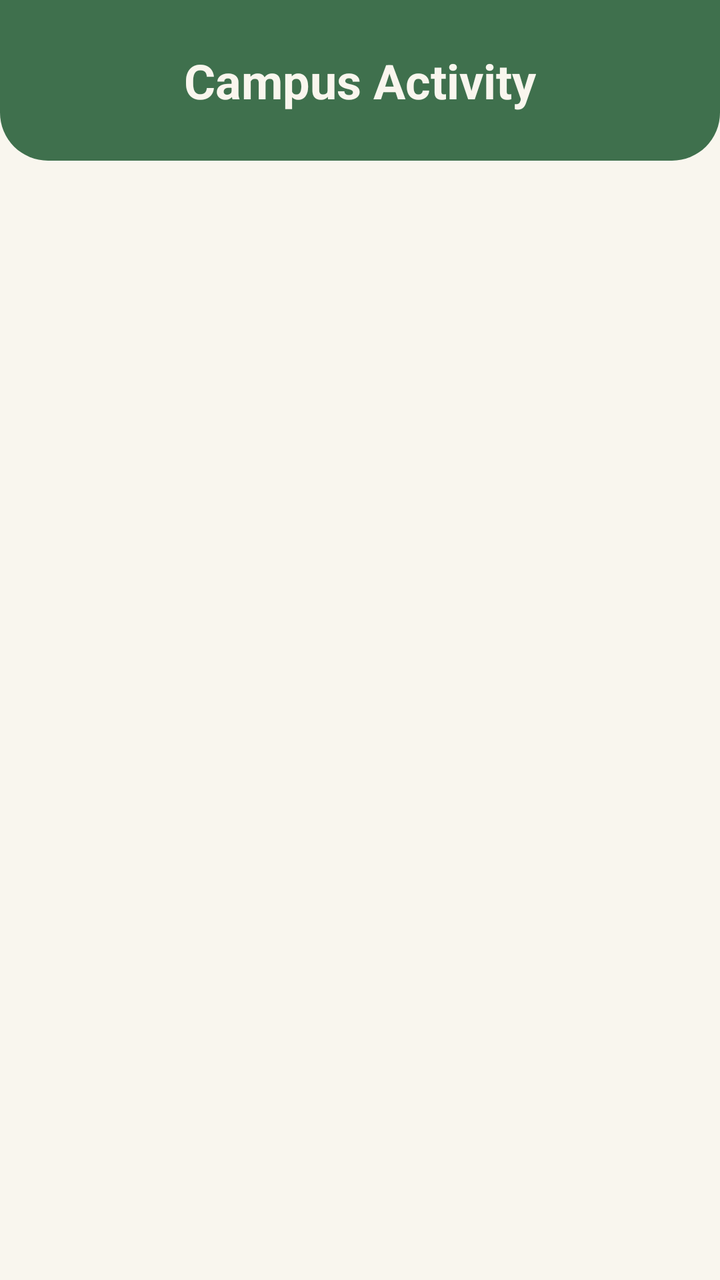
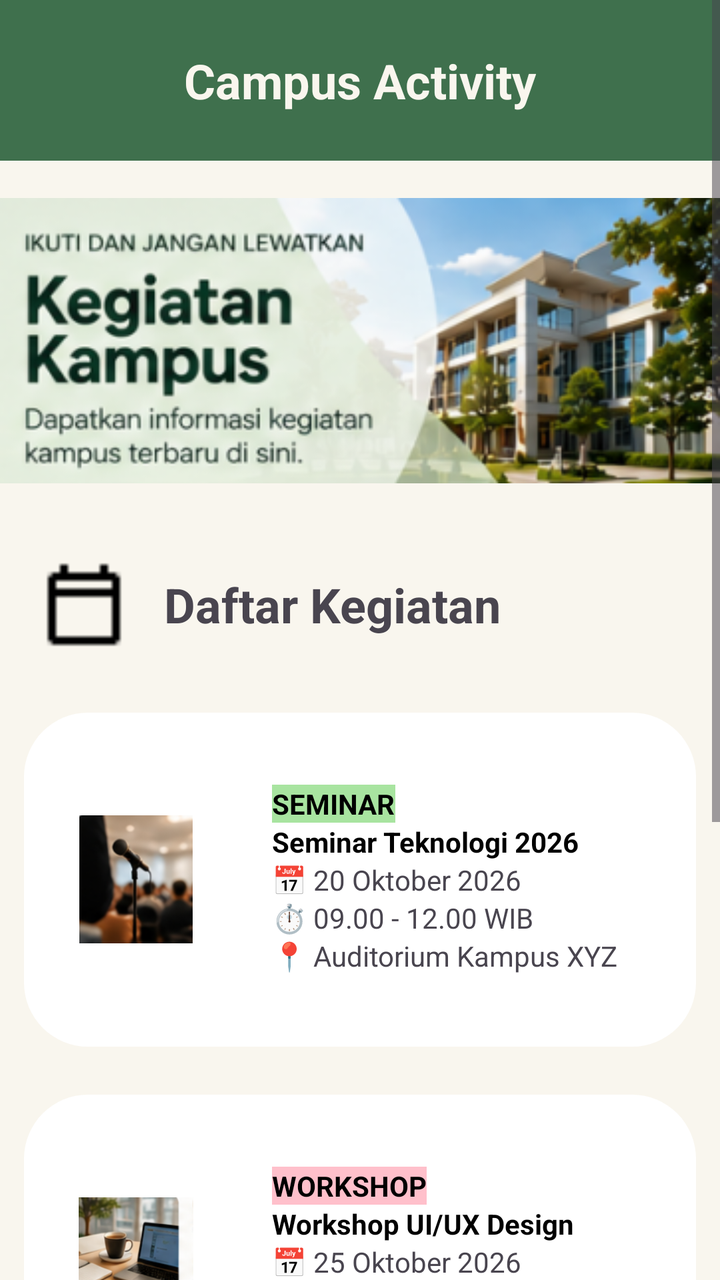

Before-and-after screenshots of an Android layout around one commit, followed by the original layout XML and the change that was made.
<!-- AndroidManifest.xml: application theme Theme.LatihanUTSPart1 -->
<!-- res/layout/activity_main.xml -->
<?xml version="1.0" encoding="utf-8"?>
<ScrollView
    xmlns:tools="http://schemas.android.com/tools"
    xmlns:android="http://schemas.android.com/apk/res/android"
    android:layout_width="match_parent"
    android:layout_height="match_parent"
    tools:context=".MainActivity"
    android:background="#F9F6EE">
    <LinearLayout
        android:layout_width="match_parent"
        android:layout_height="wrap_content"
        android:orientation="vertical"
        android:id="@+id/main">
        <LinearLayout
            android:layout_width="match_parent"
            android:layout_height="wrap_content"
            android:background="@drawable/bg_header"
            android:padding="24dp"
            android:orientation="vertical">
            <TextView
                android:layout_width="wrap_content"
                android:layout_height="wrap_content"
                android:text="Campus Activity"
                android:textColor="#F9F6EE"
                android:textSize="24sp"
                android:textStyle="bold"
                android:layout_gravity="center">
            </TextView>
        </LinearLayout>

    </LinearLayout>
</ScrollView>
<!-- resources referenced by this layout -->
<resources>
  <!-- drawable bg_header (drawable) -->
  <?xml version="1.0" encoding="utf-8"?>
  <shape
      xmlns:android="http://schemas.android.com/apk/res/android"
      android:shape="rectangle">
      <corners
          android:bottomLeftRadius="24dp"
          android:bottomRightRadius="24dp">
      </corners>
      <solid
          android:color="#3F704D">
      </solid>
  </shape>
  <style name="Theme.LatihanUTSPart1" parent="Base.Theme.LatihanUTSPart1" />
  <style name="Base.Theme.LatihanUTSPart1" parent="Theme.Material3.DayNight.NoActionBar">
          
          
      </style>
</resources>

<!-- the commit's change to res/layout/activity_main.xml (unified diff, before → after) -->
@@ -28,5 +28,232 @@
             </TextView>
         </LinearLayout>
 
+        <ImageView
+            android:layout_width="match_parent"
+            android:layout_height="wrap_content"
+            android:src="@drawable/img"
+            android:layout_marginTop="18dp">
+        </ImageView>
+
+        <LinearLayout
+            android:layout_width="match_parent"
+            android:layout_height="wrap_content"
+            android:orientation="horizontal"
+            android:padding="18dp"
+            android:layout_marginTop="18dp"
+            android:gravity="center_vertical">
+            <ImageView
+                android:layout_width="48dp"
+                android:layout_height="48dp"
+                android:src="@drawable/calendar">
+            </ImageView>
+            <TextView
+                android:layout_width="wrap_content"
+                android:layout_height="wrap_content"
+                android:text="Daftar Kegiatan"
+                android:textStyle="bold"
+                android:textSize="24dp"
+                android:layout_marginLeft="16dp">
+            </TextView>
+        </LinearLayout>
+
+        <LinearLayout
+            android:layout_width="match_parent"
+            android:layout_height="wrap_content"
+            android:id="@+id/seminar"
+            android:padding="24dp"
+            android:layout_marginLeft="12dp"
+            android:layout_marginRight="12dp"
+            android:orientation="horizontal"
+            android:gravity="center_vertical"
+            android:layout_marginVertical="12dp"
+            android:background="@drawable/bg_card">
+            <ImageView
+                android:layout_width="64dp"
+                android:layout_height="64dp"
+                android:src="@drawable/seminar">
+            </ImageView>
+            <LinearLayout
+                android:layout_width="wrap_content"
+                android:layout_height="wrap_content"
+                android:layout_marginLeft="24dp"
+                android:orientation="vertical"
+                android:padding="12dp">
+                <TextView
+                    android:layout_width="wrap_content"
+                    android:layout_height="wrap_content"
+                    android:text="SEMINAR"
+                    android:background="#A8E4A0"
+                    android:textColor="@color/black"
+                    android:textStyle="bold">
+                </TextView>
+                <TextView
+                    android:layout_width="wrap_content"
+                    android:layout_height="wrap_content"
+                    android:text="Seminar Teknologi 2026"
+                    android:textStyle="bold"
+                    android:textColor="@color/black">
+                </TextView>
+                <TextView
+                    android:layout_width="wrap_content"
+                    android:layout_height="wrap_content"
+                    android:text="📅 20 Oktober 2026">
+                </TextView>
+                <TextView
+                    android:layout_width="wrap_content"
+                    android:layout_height="wrap_content"
+                    android:text="⏱️ 09.00 - 12.00 WIB">
+                </TextView>
+                <TextView
+                    android:layout_width="wrap_content"
+                    android:layout_height="wrap_content"
+                    android:text="📍 Auditorium Kampus XYZ">
+                </TextView>
+
+
+            </LinearLayout>
+
+        </LinearLayout>
+        <LinearLayout
+            android:layout_width="match_parent"
+            android:layout_height="wrap_content"
+            android:id="@+id/workshop"
+            android:padding="24dp"
+            android:layout_marginLeft="12dp"
+            android:layout_marginRight="12dp"
+            android:orientation="horizontal"
+            android:gravity="center_vertical"
+            android:layout_marginVertical="12dp"
+            android:background="@drawable/bg_card">
+            <ImageView
+                android:layout_width="64dp"
+                android:layout_height="64dp"
+                android:src="@drawable/workshop">
+            </ImageView>
+            <LinearLayout
+                android:layout_width="wrap_content"
+                android:layout_height="wrap_content"
+                android:layout_marginLeft="24dp"
+                android:orientation="vertical"
+                android:padding="12dp">
+                <TextView
+                    android:layout_width="wrap_content"
+                    android:layout_height="wrap_content"
+                    android:text="WORKSHOP"
+                    android:background="#FFC0CB"
+                    android:textColor="@color/black"
+                    android:textStyle="bold">
+                </TextView>
+                <TextView
+                    android:layout_width="wrap_content"
+                    android:layout_height="wrap_content"
+                    android:text="Workshop UI/UX Design"
+                    android:textStyle="bold"
+                    android:textColor="@color/black">
+                </TextView>
+                <TextView
+                    android:layout_width="wrap_content"
+                    android:layout_height="wrap_content"
+                    android:text="📅 25 Oktober 2026">
+                </TextView>
+                <TextView
+                    android:layout_width="wrap_content"
+                    android:layout_height="wrap_content"
+                    android:text="⏱️ 13.00 - 16.00 WIB">
+                </TextView>
+                <TextView
+                    android:layout_width="wrap_content"
+                    android:layout_height="wrap_content"
+                    android:text="📍 Lab Komputer Lt. 3">
+                </TextView>
+
+
+            </LinearLayout>
+
+        </LinearLayout>
+        <LinearLayout
+            android:layout_width="match_parent"
+            android:layout_height="wrap_content"
+            android:id="@+id/event"
+            android:padding="24dp"
+            android:layout_marginLeft="12dp"
+            android:layout_marginRight="12dp"
+            android:orientation="horizontal"
+            android:gravity="center_vertical"
+            android:layout_marginVertical="12dp"
+            android:background="@drawable/bg_card">
+            <ImageView
+                android:layout_width="64dp"
+                android:layout_height="64dp"
+                android:src="@drawable/event">
+            </ImageView>
+            <LinearLayout
+                android:layout_width="wrap_content"
+                android:layout_height="wrap_content"
+                android:layout_marginLeft="24dp"
+                android:orientation="vertical"
+                android:padding="12dp">
+                <TextView
+                    android:layout_width="wrap_content"
+                    android:layout_height="wrap_content"
+                    android:text="EVENT"
+                    android:background="#87CEEB"
+                    android:textColor="@color/black"
+                    android:textStyle="bold">
+                </TextView>
+                <TextView
+                    android:layout_width="wrap_content"
+                    android:layout_height="wrap_content"
+                    android:text="Campus Fair 2026"
+                    android:textStyle="bold"
+                    android:textColor="@color/black">
+                </TextView>
+                <TextView
+                    android:layout_width="wrap_content"
+                    android:layout_height="wrap_content"
+                    android:text="📅 28 Oktober 2026">
+                </TextView>
+                <TextView
+                    android:layout_width="wrap_content"
+                    android:layout_height="wrap_content"
+                    android:text="⏱️ 08.00 - 15.00 WIB">
+                </TextView>
+                <TextView
+                    android:layout_width="wrap_content"
+                    android:layout_height="wrap_content"
+                    android:text="📍 Lapangan Kampus XYZ">
+                </TextView>
+            </LinearLayout>
+
+        </LinearLayout>
+
+        <LinearLayout
+            android:layout_width="match_parent"
+            android:layout_height="wrap_content"
+            android:weightSum="10"
+            android:orientation="horizontal"
+            android:padding="12dp">
+            <Button
+                android:layout_width="0dp"
+                android:layout_height="wrap_content"
+                android:layout_weight="5"
+                android:layout_marginHorizontal="5dp"
+                android:id="@+id/about"
+                android:backgroundTint="@color/white"
+                android:text="ℹ️ Tentang Aplikasi"
+                android:textColor="@color/black">
+            </Button>
+            <Button
+                android:layout_width="0dp"
+                android:layout_height="wrap_content"
+                android:layout_weight="5"
+                android:layout_marginHorizontal="5dp"
+                android:id="@+id/call"
+                android:backgroundTint="#3F704D"
+                android:textColor="@color/white"
+                android:text="📧 Hubungi Developer">
+            </Button>
+        </LinearLayout>
+
     </LinearLayout>
 </ScrollView>
<!-- resource entries referenced after the edit -->
@@ -1,18 +1,33 @@
 <!-- resources referenced by this layout -->
 <resources>
+  <color name="black">#FF000000</color>
+  <color name="white">#FFFFFFFF</color>
+  <!-- drawable bg_card (drawable) -->
+  <?xml version="1.0" encoding="utf-8"?>
+  <shape
+      xmlns:android="http://schemas.android.com/apk/res/android"
+      android:shape="rectangle">
+      <solid
+          android:color="@android:color/white">
+      </solid>
+      <corners
+          android:radius="32dp">
+      </corners>
+  </shape>
   <!-- drawable bg_header (drawable) -->
   <?xml version="1.0" encoding="utf-8"?>
   <shape
       xmlns:android="http://schemas.android.com/apk/res/android"
       android:shape="rectangle">
-      <corners
-          android:bottomLeftRadius="24dp"
-          android:bottomRightRadius="24dp">
-      </corners>
       <solid
           android:color="#3F704D">
       </solid>
   </shape>
+  <!-- drawable calendar: png bitmap (drawable, 234 bytes) -->
+  <!-- drawable event: png bitmap (drawable, 56816 bytes) -->
+  <!-- drawable img: png bitmap (drawable, 123657 bytes) -->
+  <!-- drawable seminar: png bitmap (drawable, 28061 bytes) -->
+  <!-- drawable workshop: png bitmap (drawable, 66069 bytes) -->
   <style name="Theme.LatihanUTSPart1" parent="Base.Theme.LatihanUTSPart1" />
   <style name="Base.Theme.LatihanUTSPart1" parent="Theme.Material3.DayNight.NoActionBar">
           
